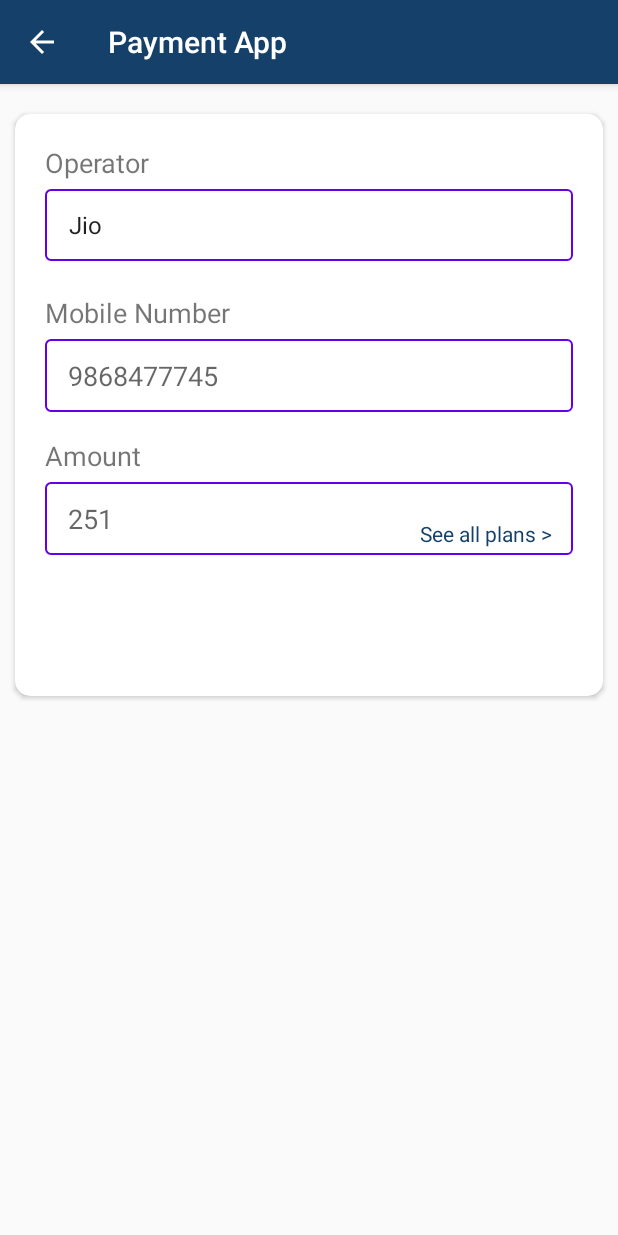
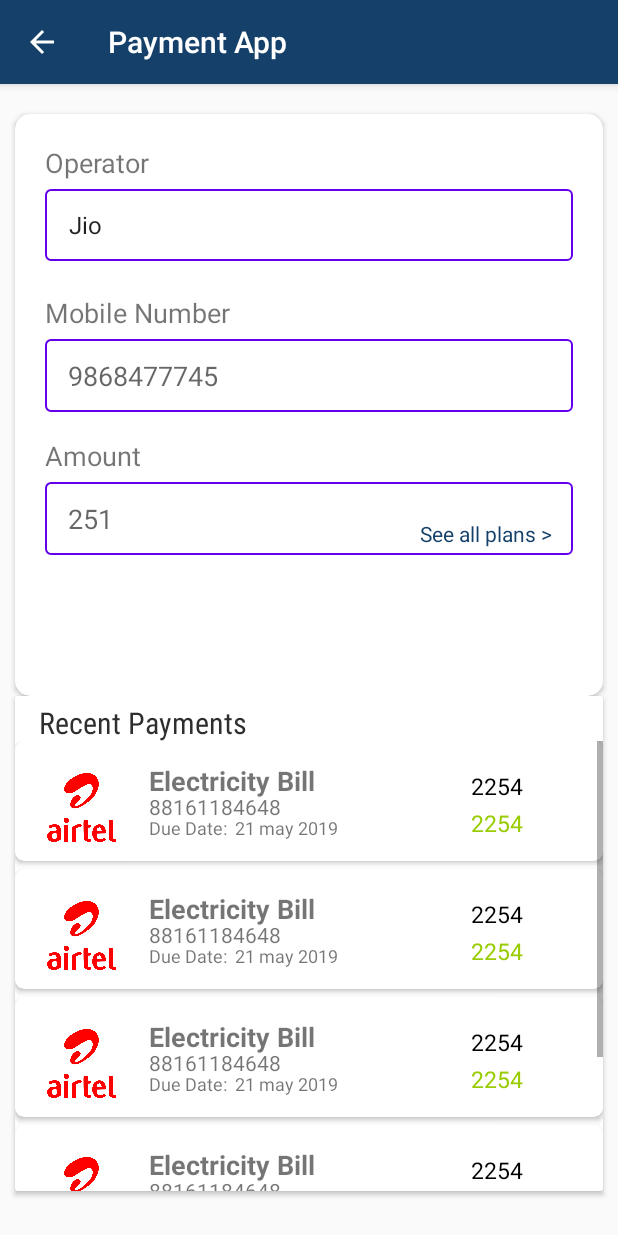
Before and after one commit to Narayan-Dhingra/Payment-App, an Android app: the RechargeMobile screen opened directly, with no data from a screen before it, on a phone screen of 412 x 824 dp. Run offline under Robolectric (Android 15) with nearby library versions, the phone set to English and light mode, and no system bars.

Commit message:
6th Commit

```diff
--- /dev/null
+++ b/app/src/main/java/com/example/paymentapp/OffersAdapter.java
@@ -0,0 +1,61 @@
+package com.example.paymentapp;
+
+import android.view.LayoutInflater;
+import android.view.View;
+import android.view.ViewGroup;
+import android.widget.ImageView;
+import android.widget.TextView;
+
+import androidx.annotation.NonNull;
+import androidx.recyclerview.widget.RecyclerView;
+
+import com.example.paymentapp.RV.CurrentOffers;
+
+
+import java.util.ArrayList;
+
+public class OffersAdapter extends RecyclerView.Adapter<OffersAdapter.OffersViewHolder> {
+    private ArrayList<CurrentOffers> uOfferList;
+
+    public static class OffersViewHolder extends RecyclerView.ViewHolder {
+        public ImageView image1;
+        public TextView tv11;
+
+
+        public OffersViewHolder(@NonNull View itemView) {
+            super(itemView);
+            image1 = itemView.findViewById(R.id.ivOffers);
+            tv11 = itemView.findViewById(R.id.tvOffers);
+
+        }
+    }
+
+    public OffersAdapter(ArrayList<CurrentOffers> offersList) {
+        uOfferList = offersList;
+    }
+
+    @NonNull
+    @Override
+    public OffersViewHolder onCreateViewHolder(@NonNull ViewGroup parent, int viewType) {
+        View v1 = LayoutInflater.from(parent.getContext()).inflate(R.layout.offers, parent, false);
+        OffersViewHolder pvh1 = new OffersViewHolder(v1);
+        return pvh1;
+    }
+
+    @Override
+    public void onBindViewHolder(@NonNull OffersViewHolder holder1, int position) {
+        CurrentOffers currentItem = uOfferList.get(position);
+
+        holder1.image1.setImageResource(currentItem.getImage());
+        holder1.tv11.setText(currentItem.getTv1());
+
+
+
+
+    }
+
+    @Override
+    public int getItemCount() {
+        return uOfferList.size();
+    }
+}
--- /dev/null
+++ b/app/src/main/java/com/example/paymentapp/RPaymentAdapter.java
@@ -0,0 +1,74 @@
+package com.example.paymentapp;
+
+import android.view.LayoutInflater;
+import android.view.View;
+import android.view.ViewGroup;
+import android.widget.ImageView;
+import android.widget.TextView;
+
+import androidx.annotation.NonNull;
+import androidx.recyclerview.widget.RecyclerView;
+
+import com.example.paymentapp.RV.PaymentRecent;
+import com.example.paymentapp.RV.PaymentUpcoming;
+
+import java.util.ArrayList;
+
+public class RPaymentAdapter extends RecyclerView.Adapter<RPaymentAdapter.RPaymentViewHolder> {
+    private ArrayList<PaymentRecent> rpaymentList;
+
+    public static class RPaymentViewHolder extends RecyclerView.ViewHolder{
+        public ImageView image;
+        public TextView tv1;
+        public TextView tv2;
+        public TextView tv3;
+        public TextView tv4;
+        public TextView tv5;
+
+        public RPaymentViewHolder(@NonNull View itemView) {
+            super(itemView);
+            image = itemView.findViewById(R.id.ivRPayment);
+            tv1 = itemView.findViewById(R.id.tvRName);
+            tv2 = itemView.findViewById(R.id.tvRNo);
+            tv3 = itemView.findViewById(R.id.tvRdate);
+            tv4 = itemView.findViewById(R.id.tvSuccess);
+            tv5 = itemView.findViewById(R.id.tvRAmount);
+
+        }
+    }
+
+    public RPaymentAdapter(ArrayList<PaymentRecent> paymentList) {
+
+        rpaymentList = paymentList;
+
+    }
+
+
+
+    @NonNull
+    @Override
+    public RPaymentViewHolder onCreateViewHolder(@NonNull ViewGroup parent, int viewType) {
+        View v = LayoutInflater.from(parent.getContext()).inflate(R.layout.recent_payments, parent, false);
+        RPaymentViewHolder pvh = new RPaymentViewHolder(v);
+        return pvh;
+    }
+
+    @Override
+    public void onBindViewHolder(@NonNull RPaymentViewHolder holder, int position) {
+        PaymentRecent currentItem = rpaymentList.get(position);
+
+        holder.image.setImageResource(currentItem.getImage());
+        holder.tv1.setText(currentItem.getTv1());
+        holder.tv2.setText(currentItem.getTv2());
+        holder.tv3.setText(currentItem.getTv3());
+        holder.tv4.setText(currentItem.getTv4());
+        holder.tv5.setText(currentItem.getTv5());
+
+    }
+
+
+    @Override
+    public int getItemCount() {
+       return (rpaymentList.size());
+    }
+}
--- /dev/null
+++ b/app/src/main/java/com/example/paymentapp/RV/CurrentOffers.java
@@ -0,0 +1,20 @@
+package com.example.paymentapp.RV;
+
+public class CurrentOffers {
+    private int oImage;
+    private String oTv1;
+
+    public CurrentOffers(int image, String tv1) {
+        this.oImage = image;
+        this.oTv1 = tv1;
+    }
+
+    public int getImage() {
+        return oImage;
+    }
+
+    public String getTv1() {
+        return oTv1;
+    }
+
+}
--- /dev/null
+++ b/app/src/main/java/com/example/paymentapp/RV/PaymentRecent.java
@@ -0,0 +1,43 @@
+package com.example.paymentapp.RV;
+
+public class PaymentRecent {
+
+    private int pImage;
+    private String pTv1;
+    private String pTv2;
+    private String pTv3;
+    private String pTv4;
+    private String pTv5;
+
+    public PaymentRecent(int image, String tv1, String tv2, String tv3, String tv4, String tv5 ) {
+        this.pImage = image;
+        this.pTv1 = tv1;
+        this.pTv2 = tv2;
+        this.pTv3 = tv3;
+        this.pTv4 = tv4;
+        this.pTv5 = tv5;
+    }
+
+    public int getImage() {
+        return pImage;
+    }
+
+    public String getTv1() {
+        return pTv1;
+    }
+
+    public String getTv2() {
+        return pTv2;
+    }
+
+    public String getTv3() {
+        return pTv3;
+    }
+
+    public String getTv4() {
+        return pTv4;
+    }
+
+    public String getTv5() { return pTv4; }
+
+}
--- a/app/src/main/java/com/example/paymentapp/RechargeMobile.java
+++ b/app/src/main/java/com/example/paymentapp/RechargeMobile.java
@@ -1,17 +1,48 @@
 package com.example.paymentapp;
 
 import androidx.appcompat.app.AppCompatActivity;
+import androidx.recyclerview.widget.LinearLayoutManager;
+import androidx.recyclerview.widget.RecyclerView;
 
 import android.os.Bundle;
+import android.widget.Adapter;
 import android.widget.ArrayAdapter;
 import android.widget.Spinner;
 
+import com.example.paymentapp.RV.PaymentRecent;
+
+import java.util.ArrayList;
+
 public class RechargeMobile extends AppCompatActivity {
+
+    private RecyclerView recyclerView;
+    private RecyclerView.Adapter adapter;
+    private RecyclerView.LayoutManager layoutManager;
 
     @Override
     protected void onCreate(Bundle savedInstanceState) {
         super.onCreate(savedInstanceState);
         setContentView(R.layout.activity_recharge_mobile);
+
+        ArrayList<PaymentRecent> rpaymentList = new ArrayList<>();
+        rpaymentList.add(new PaymentRecent(R.drawable.airtel, "Electricity Bill",
+                "88161184648", "Due Date:  21 may 2019", "2254", "Success"));
+        rpaymentList.add(new PaymentRecent(R.drawable.airtel, "Electricity Bill",
+                "88161184648", "Due Date:  21 may 2019", "2254", "Success"));
+        rpaymentList.add(new PaymentRecent(R.drawable.airtel, "Electricity Bill",
+                "88161184648", "Due Date:  21 may 2019", "2254", "Success"));
+        rpaymentList.add(new PaymentRecent(R.drawable.airtel, "Electricity Bill",
+                "88161184648", "Due Date:  21 may 2019", "2254", "Success"));
+        rpaymentList.add(new PaymentRecent(R.drawable.airtel, "Electricity Bill",
+                "88161184648", "Due Date:  21 may 2019", "2254", "Success"));
+
+        recyclerView = findViewById(R.id.recyclerView2);
+        recyclerView.setHasFixedSize(true);
+        layoutManager = new LinearLayoutManager(this);
+        adapter = new RPaymentAdapter(rpaymentList);
+
+        recyclerView.setLayoutManager(layoutManager);
+        recyclerView.setAdapter(adapter);
 
         //spinner
         Spinner spinner = (Spinner) findViewById(R.id.spinnerM);
--- a/app/src/main/java/com/example/paymentapp/ui/offers/OffersFragment.java
+++ b/app/src/main/java/com/example/paymentapp/ui/offers/OffersFragment.java
@@ -23,16 +23,16 @@
 
 public class OffersFragment extends Fragment {
 
-    private RecyclerView recyclerView1;
-    private RecyclerView.Adapter adapter1;
-    private RecyclerView.LayoutManager layoutManager1;
+    private RecyclerView recyclerView;
+    private RecyclerView.Adapter adapter;
+    private RecyclerView.LayoutManager layoutManager;
 
     @Nullable
     @Override
     public View onCreateView(@NonNull LayoutInflater inflater, @Nullable ViewGroup container, @Nullable Bundle savedInstanceState) {
 //        return super.onCreateView(inflater, container, savedInstanceState);
 
-        View rootView1 = inflater.inflate(R.layout.fragment_offers, container,false);
+        View rootView = inflater.inflate(R.layout.fragment_offers, container,false);
 
         ArrayList<CurrentOffers> offersList = new ArrayList<>();
 
@@ -46,16 +46,16 @@
         offersList.add(new CurrentOffers(R.drawable.special_offer, "Flipkart special cupon worth 5000"));
         offersList.add(new CurrentOffers(R.drawable.special_offer, "Flipkart special cupon worth 5000"));
 
-        recyclerView1 = rootView1.findViewById(R.id.recyclerView1);
-        recyclerView1.setHasFixedSize(true);
-        layoutManager1 = new LinearLayoutManager(oContext);
-        adapter1 = new OffersAdapter(offersList);
+        recyclerView = rootView.findViewById(R.id.recyclerView1);
+        recyclerView.setHasFixedSize(true);
+        layoutManager = new LinearLayoutManager(oContext);
+        adapter = new OffersAdapter(offersList);
 
-        recyclerView1.setLayoutManager(layoutManager1);
-        recyclerView1.setAdapter(adapter1);
+        recyclerView.setLayoutManager(layoutManager);
+        recyclerView.setAdapter(adapter);
 
 
-        return rootView1;
+        return rootView;
     }
 
     Context oContext;
--- a/app/src/main/res/layout/activity_recharge_mobile.xml
+++ b/app/src/main/res/layout/activity_recharge_mobile.xml
@@ -7,6 +7,7 @@
     tools:context=".RechargeMobile">
 
     <androidx.cardview.widget.CardView
+        android:id="@+id/cardView3"
         android:layout_width="match_parent"
         android:layout_height="wrap_content"
         android:layout_marginStart="10dp"
@@ -48,13 +49,13 @@
             android:layout_width="match_parent"
             android:layout_height="wrap_content"
             android:layout_marginLeft="20dp"
-            android:padding="12dp"
             android:layout_marginTop="150dp"
             android:layout_marginRight="20dp"
             android:background="@drawable/spinner_shape"
+            android:hint="9868477745"
             android:inputType="numberSigned"
-            android:hint="9868477745"
-            android:paddingStart="15dp"/>
+            android:padding="12dp"
+            android:paddingStart="15dp" />
 
         <TextView
             android:layout_width="wrap_content"
@@ -67,14 +68,14 @@
         <EditText
             android:layout_width="match_parent"
             android:layout_height="wrap_content"
-            android:padding="12dp"
             android:layout_marginLeft="20dp"
             android:layout_marginTop="245dp"
             android:layout_marginRight="20dp"
             android:background="@drawable/spinner_shape"
+            android:hint="251"
             android:inputType="numberSigned"
-            android:hint="251"
-            android:paddingStart="15dp"/>/>
+            android:padding="12dp"
+            android:paddingStart="15dp" />/>
 
         <TextView
             android:layout_width="wrap_content"
@@ -87,14 +88,54 @@
         <Button
             android:layout_width="match_parent"
             android:layout_height="match_parent"
+            android:layout_marginLeft="20dp"
             android:layout_marginTop="320dp"
+            android:layout_marginRight="20dp"
             android:layout_marginBottom="20dp"
+            android:background="@drawable/primary_button"
             android:text="Reacharge"
-            android:textSize="18sp"
-            android:background="@drawable/primary_button"
-            android:layout_marginLeft="20dp"
-            android:layout_marginRight="20dp"
-            android:textColor="#ffffff"/>
+            android:textColor="#ffffff"
+            android:textSize="18sp" />
+
+
+    </androidx.cardview.widget.CardView>
+
+    <androidx.cardview.widget.CardView
+        android:layout_width="match_parent"
+        android:layout_height="wrap_content"
+        android:layout_above="@+id/bottomNavigation"
+        android:layout_marginStart="10dp"
+        android:layout_marginEnd="10dp"
+
+        app:layout_constraintEnd_toEndOf="parent"
+        app:layout_constraintStart_toStartOf="parent"
+        app:layout_constraintTop_toBottomOf="@+id/cardView3">
+
+
+        <TextView
+            android:id="@+id/rePayment"
+            android:layout_width="match_parent"
+            android:layout_height="wrap_content"
+            android:layout_marginStart="16dp"
+
+            android:layout_marginTop="4dp"
+            android:layout_marginEnd="16dp"
+            android:fontFamily="sans-serif-condensed"
+            android:text="Recent Payments"
+            android:textColor="#2E2E2E"
+            android:textSize="20sp"
+            app:layout_constraintEnd_toEndOf="parent"
+            app:layout_constraintStart_toStartOf="parent"
+            app:layout_constraintTop_toBottomOf="@+id/cardView2" />
+
+        <androidx.recyclerview.widget.RecyclerView
+            android:id="@+id/recyclerView2"
+            android:layout_width="match_parent"
+            android:layout_height="300dp"
+            android:layout_above="@+id/bottomNavigation"
+            android:layout_marginTop="30dp"
+
+            android:scrollbars="vertical" />
 
 
     </androidx.cardview.widget.CardView>
--- /dev/null
+++ b/app/src/main/res/layout/recent_payments.xml
@@ -0,0 +1,76 @@
+<?xml version="1.0" encoding="utf-8"?>
+<androidx.cardview.widget.CardView xmlns:android="http://schemas.android.com/apk/res/android"
+    android:layout_width="match_parent"
+    android:layout_height="wrap_content"
+    xmlns:app="http://schemas.android.com/apk/res-auto"
+    app:cardCornerRadius="6dp"
+    android:layout_marginBottom="5dp">
+
+    <RelativeLayout
+        android:layout_width="match_parent"
+        android:layout_height="match_parent"
+        android:layout_margin="4dp">
+
+        <ImageView
+            android:id="@+id/ivRPayment"
+            android:layout_width="50dp"
+            android:layout_height="50dp"
+            android:layout_marginStart="15dp"
+            android:layout_marginTop="15dp"
+
+            android:padding="2dp" />
+
+        <TextView
+            android:id="@+id/tvRName"
+            android:layout_width="wrap_content"
+            android:layout_height="wrap_content"
+            android:text="Dish TV"
+            android:textSize="18sp"
+            android:textStyle="bold"
+            android:layout_marginTop="10dp"
+            android:layout_marginStart="85dp"/>
+
+        <TextView
+            android:id="@+id/tvRNo"
+            android:layout_width="wrap_content"
+            android:layout_height="wrap_content"
+            android:text="5958488118"
+            android:textSize="14dp"
+            android:layout_marginTop="30dp"
+            android:layout_marginStart="85dp"/>
+
+        <TextView
+            android:id="@+id/tvRdate"
+            android:layout_width="wrap_content"
+            android:layout_height="wrap_content"
+            android:text="Due Date:  28 july 2019"
+            android:textSize="12sp"
+            android:layout_marginTop="45dp"
+            android:layout_marginBottom="10dp"
+            android:layout_marginStart="85dp"/>
+
+        <TextView
+            android:id="@+id/tvSuccess"
+            android:layout_width="wrap_content"
+            android:layout_height="wrap_content"
+            android:text="Success"
+            android:textSize="15sp"
+            android:layout_marginTop="40dp"
+            android:layout_marginStart="300dp"
+            android:textColor="@android:color/holo_green_light"/>
+
+        <TextView
+            android:id="@+id/tvRAmount"
+            android:layout_width="wrap_content"
+            android:layout_height="wrap_content"
+            android:text="₹ 2584"
+            android:textSize="15sp"
+            android:layout_marginTop="15dp"
+            android:layout_marginStart="300dp"
+            android:textColor="#000000"/>
+
+
+
+    </RelativeLayout>
+
+</androidx.cardview.widget.CardView>
```
Also changed, not shown: app/src/main/res/drawable/airtel.png (added), app/src/main/res/drawable/special_offer.png (added).
